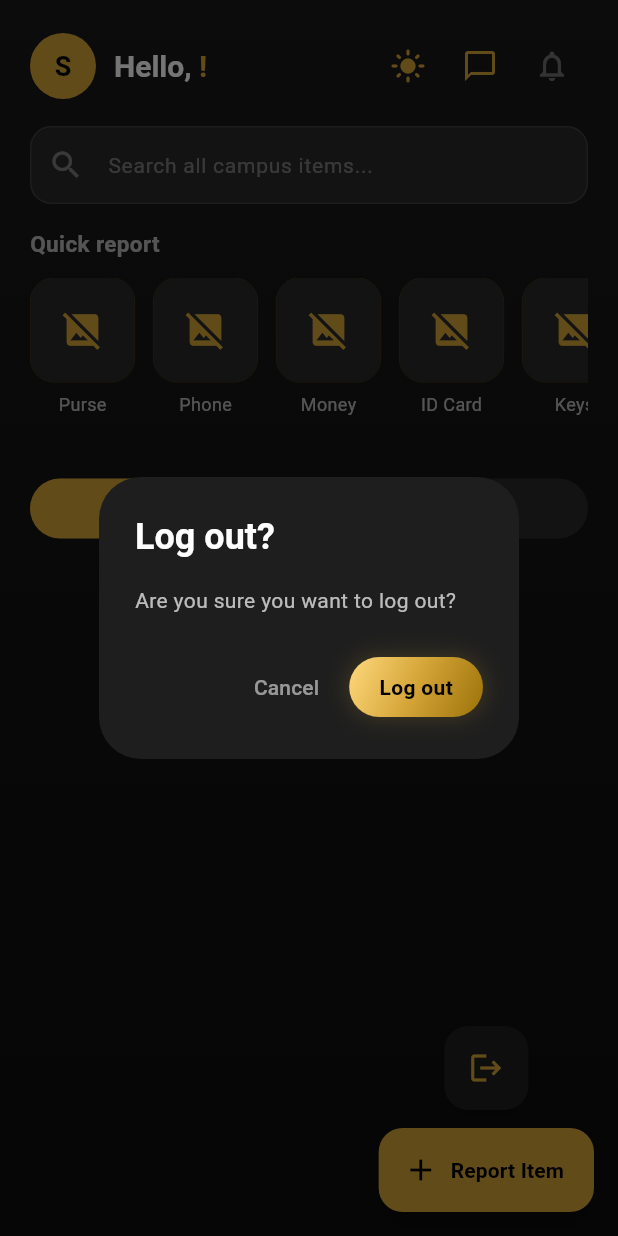
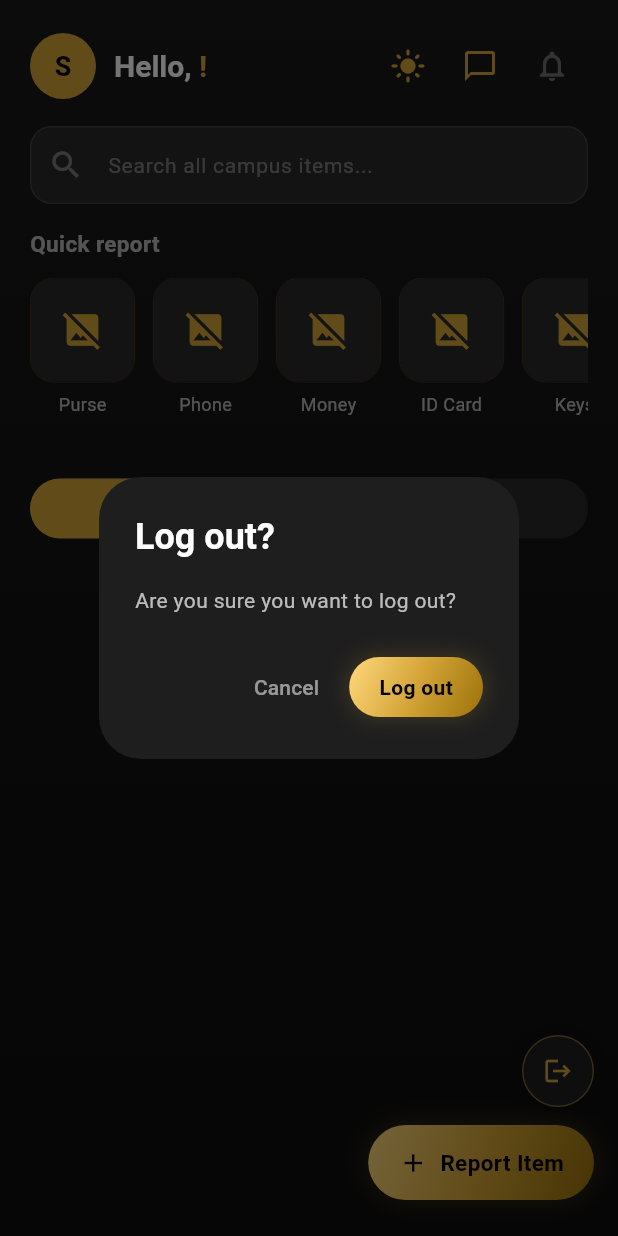
Before and after one commit to Shyam-J-007/campus-lost-found, a Flutter app: the HomeScreen screen opened by its route, after a tap on the "logout" icon, on a phone screen of 412 x 824 dp. Run offline on Flutter 3.47's test engine with Material 3 defaults, Android fonts, the phone set to English and light mode, and no system bars; drawn by our look-alikes of cached_network_image; our stand-ins replace image_picker, shared_preferences; accounts and stored records are empty; network calls fail; Roboto replaces fonts that are missing (SF Pro Display).

```diff
--- a/campus_app/lib/screens/home_screen.dart
+++ b/campus_app/lib/screens/home_screen.dart
@@ -715,7 +715,7 @@ class _HomeScreenState extends State<HomeScreen> {
                         child: ListView.separated(
                           scrollDirection: Axis.horizontal,
                           itemCount: _suggestions.length,
-                          separatorBuilder: (_, __) =>
+                          separatorBuilder: (_, _) =>
                               const SizedBox(width: 12),
                           itemBuilder: (context, index) {
                             final s = _suggestions[index];
@@ -881,34 +881,66 @@ class _HomeScreenState extends State<HomeScreen> {
       // ── FABs ──────────────────────────────────────────
       floatingActionButtonLocation:
           FloatingActionButtonLocation.endFloat,
-      floatingActionButton: Column(
+      floatingActionButton: Padding(
+        padding: const EdgeInsets.only(bottom: 8),
+        child: Column(
           mainAxisSize: MainAxisSize.min,
+          crossAxisAlignment: CrossAxisAlignment.end,
           children: [
-          // Logout button
-          FloatingActionButton(
-            heroTag: 'logout',
-            onPressed: _logout,
-            backgroundColor:
-                isDark ? AppTheme.darkCard : AppTheme.lightCard,
-            child:
-                const Icon(Icons.logout, color: AppTheme.gold),
+            // Logout
+            GestureDetector(
+              onTap: _logout,
+              child: Container(
+                width: 48,
+                height: 48,
+                decoration: BoxDecoration(
+                  color: isDark
+                      ? AppTheme.darkCard
+                      : AppTheme.lightCard,
+                  shape: BoxShape.circle,
+                  border: Border.all(
+                      color: AppTheme.gold.withOpacity(0.5)),
+                  boxShadow: AppTheme.cardShadowDark,
+                ),
+                child: const Icon(Icons.logout,
+                    color: AppTheme.gold, size: 20),
+              ),
             ),
             const SizedBox(height: 12),
-          // Report item button
-          FloatingActionButton.extended(
-            heroTag: 'report',
-            onPressed: () =>
+            // Report Item
+            GestureDetector(
+              onTap: () =>
                   Navigator.pushNamed(context, '/report').then((_) {
                 _loadItems();
                 _checkMatches();
               }),
-            backgroundColor: AppTheme.gold,
-            foregroundColor: Colors.black,
-            icon: const Icon(Icons.add),
-            label: const Text('Report Item',
-                style: TextStyle(fontWeight: FontWeight.bold)),
+              child: Container(
+                height: 50,
+                padding: const EdgeInsets.symmetric(horizontal: 20),
+                decoration: BoxDecoration(
+                  gradient: AppTheme.goldGradient,
+                  borderRadius: BorderRadius.circular(30),
+                  boxShadow: AppTheme.goldGlowSoft,
+                ),
+                child: const Row(
+                  mainAxisSize: MainAxisSize.min,
+                  children: [
+                    Icon(Icons.add, color: Colors.black, size: 20),
+                    SizedBox(width: 8),
+                    Text(
+                      'Report Item',
+                      style: TextStyle(
+                        color: Colors.black,
+                        fontWeight: FontWeight.bold,
+                        fontSize: 15,
+                      ),
                     ),
                   ],
+                ),
+              ),
+            ),
+          ],
+        ),
       ),
     );
   }
```
Also changed, not shown: 2 other files. Lines whose indentation alone changed are shown as unchanged.
